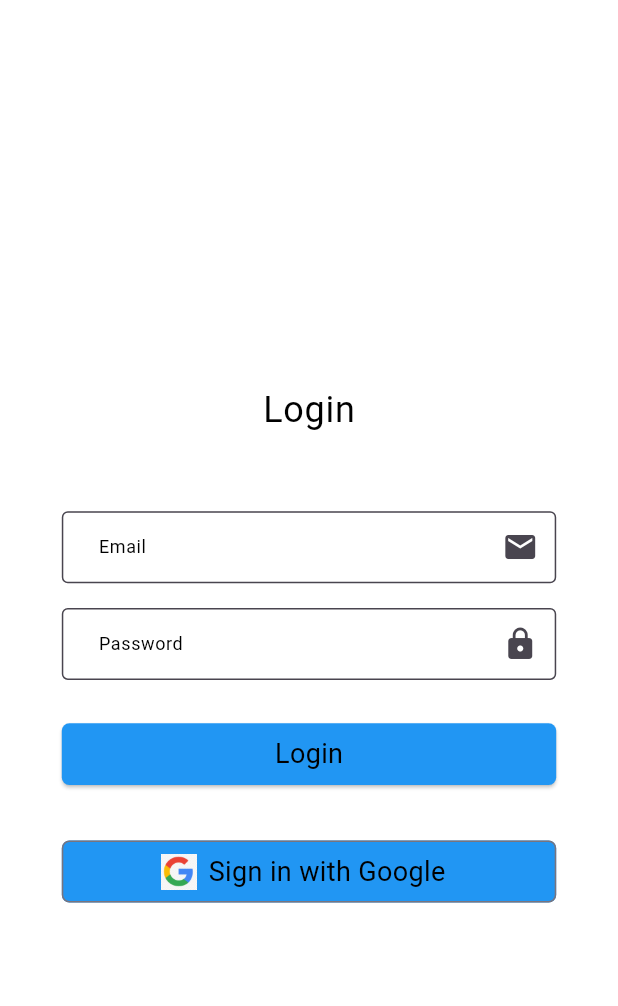
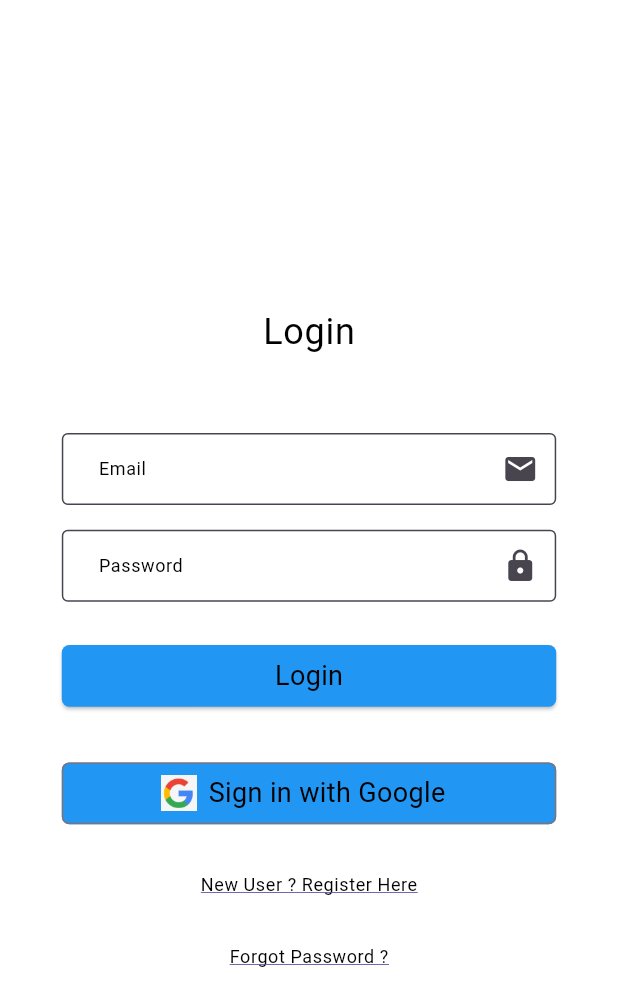
Before and after one commit to SatyaAchanta/personal-expense-tracker, a Flutter app: the screen it shows after launch, on a phone screen of 412 x 824 dp. Shown: the top 1006 px of the screen. Run offline on Flutter 3.47's test engine with Material 3 defaults, Android fonts, the phone set to English and light mode, and no system bars; our stand-ins replace faker, firebase_auth, firebase_core, get, percent_indicator; accounts and stored records are empty.

```diff
--- /dev/null
+++ b/firebase_functions/firestore.indexes.json
@@ -0,0 +1,4 @@
+{
+  "indexes": [],
+  "fieldOverrides": []
+}
--- /dev/null
+++ b/lib/common/material/credentials.dart
@@ -0,0 +1,74 @@
+import 'package:flutter/material.dart';
+import 'package:personal_expense_tracker/utils/screen.dart';
+
+class MyMaterialCredentials extends StatelessWidget {
+  const MyMaterialCredentials({
+    super.key,
+    required this.pageTitle,
+    required this.emailController,
+    required this.passwordController,
+  });
+
+  final String pageTitle;
+  final TextEditingController emailController;
+  final TextEditingController passwordController;
+
+  @override
+  Widget build(BuildContext context) {
+    Size screenSize = getScreenSize(context);
+    return Column(
+      children: [
+        Container(
+          margin: EdgeInsets.symmetric(
+            vertical: screenSize.height * 0.05,
+            horizontal: screenSize.width * 0.1,
+          ),
+          child: Text(
+            pageTitle,
+            style: Theme.of(context).textTheme.bodyLarge,
+          ),
+        ),
+        Container(
+          margin: EdgeInsets.symmetric(
+            vertical: screenSize.height * 0.01,
+            horizontal: screenSize.width * 0.1,
+          ),
+          child: TextField(
+            controller: emailController,
+            keyboardType: TextInputType.emailAddress,
+            style: Theme.of(context).textTheme.bodyMedium,
+            decoration: InputDecoration(
+              labelText: 'Email',
+              labelStyle: Theme.of(context).textTheme.bodySmall,
+              contentPadding: EdgeInsets.symmetric(
+                vertical: screenSize.height * 0.01,
+                horizontal: screenSize.width * 0.05,
+              ),
+              suffixIcon: const Icon(Icons.email),
+            ),
+          ),
+        ),
+        Container(
+          margin: EdgeInsets.symmetric(
+            vertical: screenSize.height * 0.01,
+            horizontal: screenSize.width * 0.1,
+          ),
+          child: TextField(
+            obscureText: true,
+            style: Theme.of(context).textTheme.bodyMedium,
+            controller: passwordController,
+            decoration: InputDecoration(
+              labelText: 'Password',
+              labelStyle: Theme.of(context).textTheme.bodySmall,
+              contentPadding: EdgeInsets.symmetric(
+                vertical: screenSize.height * 0.01,
+                horizontal: screenSize.width * 0.05,
+              ),
+              suffixIcon: const Icon(Icons.lock),
+            ),
+          ),
+        ),
+      ],
+    );
+  }
+}
--- a/lib/controllers/expense_app_user.dart
+++ b/lib/controllers/expense_app_user.dart
@@ -81,4 +81,15 @@ class ExpenseAppUserController extends GetxController {
     }
     return user;
   }
+
+  Future<User?> signUpUser(String email, String password) async {
+    User? user = await _authService.signInWithEmailAndPassword(email, password);
+    if (user != null) {
+      print(user);
+      this.user.update((val) {
+        val!.isAuth = true;
+      });
+    }
+    return user;
+  }
 }
--- a/lib/routes/routes.dart
+++ b/lib/routes/routes.dart
@@ -1,4 +1,5 @@
 import 'package:get/get.dart';
+import 'package:personal_expense_tracker/screens/register.dart';
 
 import '../common/cupertino/budget.dart';
 import '../screens/categories.dart';
@@ -22,6 +23,7 @@ class Routes {
   static const String userFeedback = '/user-feedback';
   static const String userBudget = '/user-budget';
   static const String login = '/login';
+  static const String register = '/register';
 
   static String getLoginRoute() => login;
   static String getHomeRoute() => home;
@@ -33,11 +35,16 @@ class Routes {
   static String getUserExpenses() => userCategories;
   static String getUserFeedback() => userFeedback;
   static String getUserBudget() => userBudget;
+  static String getRegister() => register;
 
   static List<GetPage> routes = [
     GetPage(
       name: home,
       page: () => Login(),
+    ),
+    GetPage(
+      name: register,
+      page: () => Register(),
     ),
     GetPage(
       name: home,
--- a/lib/screens/login.dart
+++ b/lib/screens/login.dart
@@ -1,5 +1,8 @@
 import 'package:flutter/material.dart';
+import 'package:get/get.dart';
+import 'package:personal_expense_tracker/common/material/credentials.dart';
 import 'package:personal_expense_tracker/controllers/expense_app_user.dart';
+import 'package:personal_expense_tracker/screens/register.dart';
 
 class Login extends StatelessWidget {
   Login({super.key});
@@ -15,55 +18,10 @@ class Login extends StatelessWidget {
       body: Column(
         mainAxisAlignment: MainAxisAlignment.center,
         children: <Widget>[
-          Container(
-            margin: EdgeInsets.symmetric(
-              vertical: screenSize.height * 0.05,
-              horizontal: screenSize.width * 0.1,
-            ),
-            child: Text(
-              'Login',
-              style: Theme.of(context).textTheme.bodyLarge,
-            ),
-          ),
-          Container(
-            margin: EdgeInsets.symmetric(
-              vertical: screenSize.height * 0.01,
-              horizontal: screenSize.width * 0.1,
-            ),
-            child: TextField(
-              controller: _emailController,
-              keyboardType: TextInputType.emailAddress,
-              style: Theme.of(context).textTheme.bodyMedium,
-              decoration: InputDecoration(
-                labelText: 'Email',
-                labelStyle: Theme.of(context).textTheme.bodySmall,
-                contentPadding: EdgeInsets.symmetric(
-                  vertical: screenSize.height * 0.01,
-                  horizontal: screenSize.width * 0.05,
-                ),
-                suffixIcon: const Icon(Icons.email),
-              ),
-            ),
-          ),
-          Container(
-            margin: EdgeInsets.symmetric(
-              vertical: screenSize.height * 0.01,
-              horizontal: screenSize.width * 0.1,
-            ),
-            child: TextField(
-              obscureText: true,
-              style: Theme.of(context).textTheme.bodyMedium,
-              controller: _passwordController,
-              decoration: InputDecoration(
-                labelText: 'Password',
-                labelStyle: Theme.of(context).textTheme.bodySmall,
-                contentPadding: EdgeInsets.symmetric(
-                  vertical: screenSize.height * 0.01,
-                  horizontal: screenSize.width * 0.05,
-                ),
-                suffixIcon: const Icon(Icons.lock),
-              ),
-            ),
+          MyMaterialCredentials(
+            pageTitle: 'Login',
+            emailController: _emailController,
+            passwordController: _passwordController,
           ),
           Container(
             width: screenSize.width,
@@ -112,6 +70,30 @@ class Login extends StatelessWidget {
               ),
             ),
           ),
+          SizedBox(
+            height: screenSize.height * 0.01,
+          ),
+          TextButton(
+              onPressed: () {
+                Get.to(Register());
+              },
+              child: Text(
+                'New User ? Register Here',
+                style: Theme.of(context).textTheme.bodySmall!.copyWith(
+                      decoration: TextDecoration.underline,
+                      decorationColor: Theme.of(context).primaryColor,
+                    ),
+              )),
+          TextButton(
+            onPressed: null,
+            child: Text(
+              'Forgot Password ?',
+              style: Theme.of(context).textTheme.bodySmall!.copyWith(
+                    decoration: TextDecoration.underline,
+                    decorationColor: Theme.of(context).primaryColor,
+                  ),
+            ),
+          ),
         ],
       ),
     );
```
Also changed, not shown: lib/screens/register.dart (added, +63 -0 lines), firebase_functions/firebase.json (added), important-points/.obsidian/workspace.json, 7 other files.
